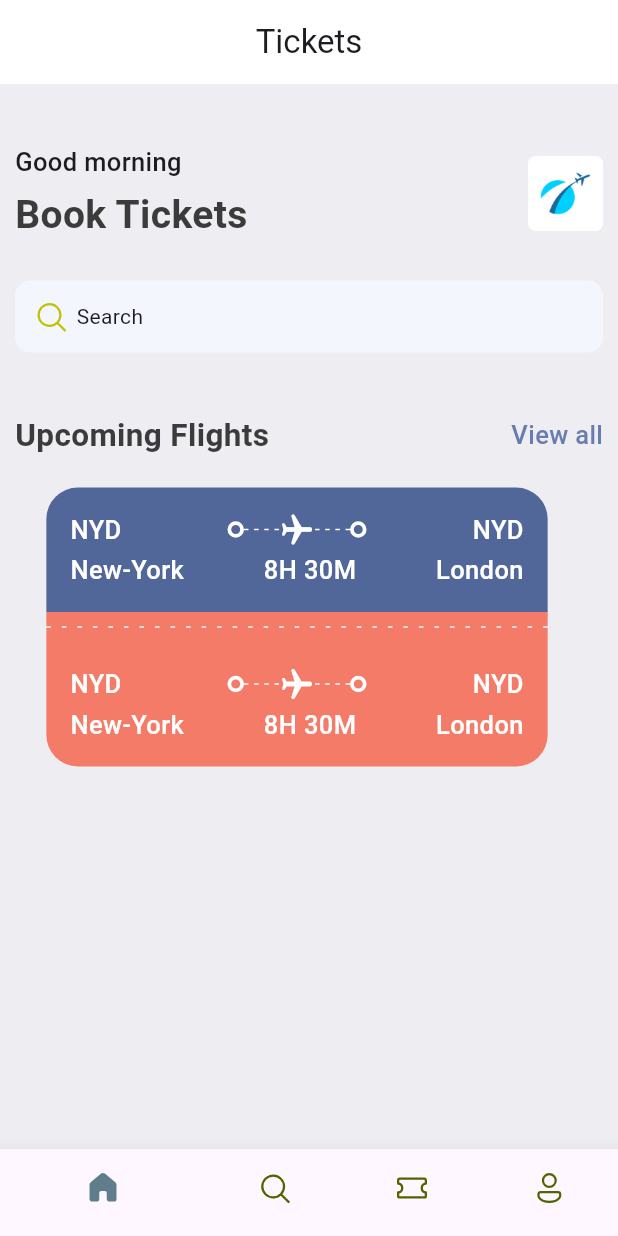
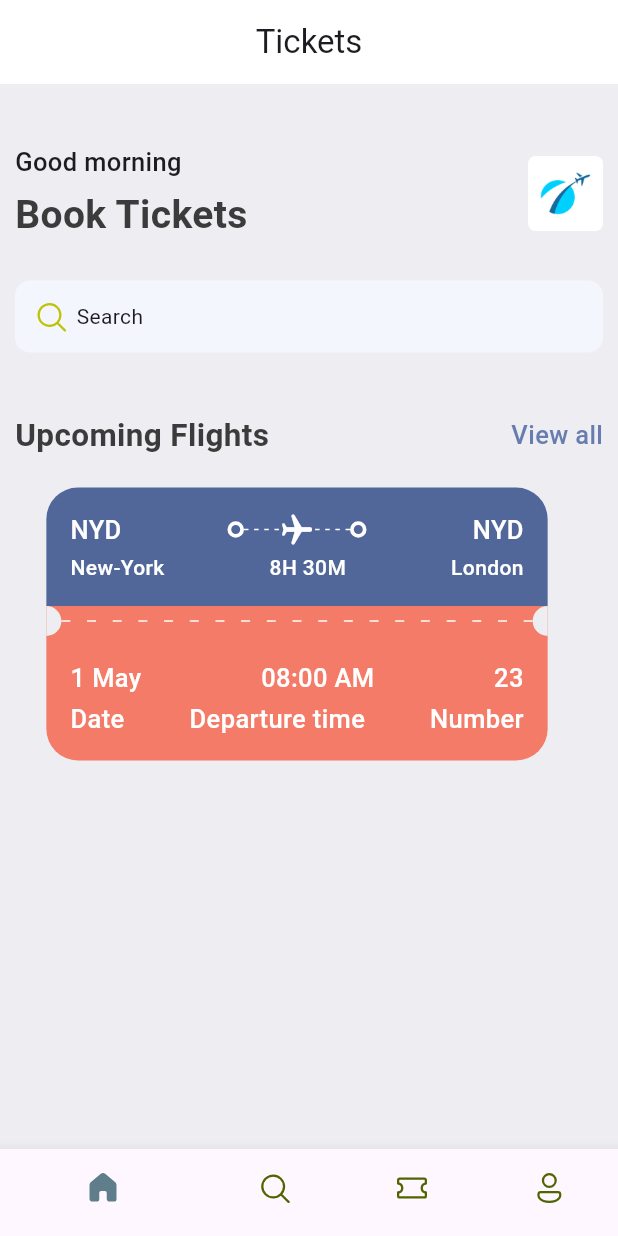
Before and after one commit to Lyon1011/ticket_app, a Flutter app: the screen it shows after launch, on a phone screen of 412 x 824 dp. Run offline on Flutter 3.47's test engine with Material 3 defaults, Android fonts, the phone set to English and light mode, and no system bars; our stand-ins replace fluentui_icons.

Commit message:
Feat: Add circles for ticket

```diff
--- a/lib/base/res/styles/app_styles.dart
+++ b/lib/base/res/styles/app_styles.dart
@@ -25,6 +25,9 @@ class AppStyles {
   static TextStyle headLineStyle3 =
       const TextStyle(fontSize: 17, fontWeight: FontWeight.w500);
 
+  static TextStyle headLineStyle4 =
+      const TextStyle(fontSize: 14, fontWeight: FontWeight.w500);
+
   static TextStyle textStyle = TextStyle(
     fontSize: 16,
     fontWeight: FontWeight.w500,
--- a/lib/base/widgets/app_layoutbuilder_widget.dart
+++ b/lib/base/widgets/app_layoutbuilder_widget.dart
@@ -4,24 +4,24 @@ import 'package:flutter/material.dart';
 
 class AppLayoutBuilderWidget extends StatelessWidget {
   final int randomDivider;
+  final double width;
 
-  const AppLayoutBuilderWidget({super.key, required this.randomDivider});
+  const AppLayoutBuilderWidget({super.key, required this.randomDivider, this.width = 3});
 
   @override
   Widget build(BuildContext context) {
     return LayoutBuilder(
         builder: (BuildContext context, BoxConstraints constraints) {
-      final int width = (constraints.constrainWidth() / randomDivider).floor();
       return Flex(
           crossAxisAlignment: CrossAxisAlignment.center,
           mainAxisAlignment: MainAxisAlignment.spaceBetween,
           direction: Axis.horizontal,
           children: List.generate(
-              width,
-              (index) => const SizedBox(
-                    width: 3,
+              (constraints.constrainWidth() / randomDivider).floor(),
+              (index) => SizedBox(
+                    width: width,
                     height: 1,
-                    child: DecoratedBox(
+                    child: const DecoratedBox(
                         decoration: BoxDecoration(color: Colors.white)),
                   )));
     });
--- /dev/null
+++ b/lib/base/widgets/big_circle.dart
@@ -0,0 +1,27 @@
+import 'package:flutter/material.dart';
+
+import '../res/styles/app_styles.dart';
+
+class BigCircle extends StatelessWidget {
+  final bool isRight;
+  const BigCircle({super.key, required this.isRight});
+
+  @override
+  Widget build(BuildContext context) {
+    return isRight ? SizedBox(
+      height: 20,
+      width: 10,
+      child: DecoratedBox(decoration: BoxDecoration(
+          color: AppStyles.bgColor,
+          borderRadius: const BorderRadius.only(topLeft: Radius.circular(10), bottomLeft: Radius.circular(10))
+      )),
+    ): SizedBox(
+      height: 20,
+      width: 10,
+      child: DecoratedBox(decoration: BoxDecoration(
+          color: AppStyles.bgColor,
+          borderRadius: const BorderRadius.only(topRight: Radius.circular(10), bottomRight: Radius.circular(10))
+      )),
+    );
+  }
+}
--- a/lib/base/widgets/ticket_view.dart
+++ b/lib/base/widgets/ticket_view.dart
@@ -1,5 +1,6 @@
 import 'package:flutter/material.dart';
 import 'package:ticket_app/base/widgets/app_layoutbuilder_widget.dart';
+import 'package:ticket_app/base/widgets/big_circle.dart';
 import 'package:ticket_app/base/widgets/big_dot.dart';
 
 import '../res/styles/app_styles.dart';
@@ -16,6 +17,7 @@ class TicketView extends StatelessWidget {
           margin: const EdgeInsets.only(right: 16),
           child: Column(
             children: [
+              // ticket's blue part
               Container(
                 padding: const EdgeInsets.all(16),
                 decoration: BoxDecoration(
@@ -36,11 +38,11 @@ class TicketView extends StatelessWidget {
                                     .copyWith(color: Colors.white),
                               ),
                               Expanded(child: Container()),
-                              BigDot(),
+                              const BigDot(),
                               Expanded(
                                   child: Stack(
                                 children: [
-                                  SizedBox(
+                                  const SizedBox(
                                     height: 24,
                                     child: AppLayoutBuilderWidget(
                                         randomDivider: 6),
@@ -48,7 +50,7 @@ class TicketView extends StatelessWidget {
                                   Center(
                                     child: Transform.rotate(
                                       angle: 1.57,
-                                      child: Icon(
+                                      child: const Icon(
                                         Icons.local_airport_rounded,
                                         color: Colors.white,
                                       ),
@@ -56,7 +58,7 @@ class TicketView extends StatelessWidget {
                                   )
                                 ],
                               )),
-                              BigDot(),
+                              const BigDot(),
                               Expanded(child: Container()),
                               Text(
                                 'NYD',
@@ -72,19 +74,19 @@ class TicketView extends StatelessWidget {
                             children: [
                               Text(
                                 'New-York',
-                                style: AppStyles.headLineStyle3
+                                style: AppStyles.headLineStyle4
                                     .copyWith(color: Colors.white),
                               ),
                               Expanded(child: Container()),
                               Text(
                                 "8H 30M",
-                                style: AppStyles.headLineStyle3
+                                style: AppStyles.headLineStyle4
                                     .copyWith(color: Colors.white),
                               ),
                               Expanded(child: Container()),
                               Text(
                                 'London',
-                                style: AppStyles.headLineStyle3
+                                style: AppStyles.headLineStyle4
                                     .copyWith(color: Colors.white),
                               )
                             ],
@@ -95,9 +97,20 @@ class TicketView extends StatelessWidget {
                   ],
                 ),
               ),
-              SizedBox(height: 20,
-                child: Expanded(child: Container(color: AppStyles.ticketOrange, child: AppLayoutBuilderWidget(randomDivider: 10),)),
+              // middle of the ticket
+              Container(
+                height: 20,
+                color: AppStyles.ticketOrange,
+                child: const Row(
+                  mainAxisAlignment: MainAxisAlignment.spaceBetween,
+                  children: [
+                    BigCircle(isRight: false),
+                    Expanded(child: AppLayoutBuilderWidget(randomDivider: 16, width: 6,)),
+                    BigCircle(isRight: true)
+                  ],
+                ),
               ),
+              // ticket's orange part
               Container(
                 padding: const EdgeInsets.all(16),
                 decoration: BoxDecoration(
@@ -113,35 +126,19 @@ class TicketView extends StatelessWidget {
                           Row(
                             children: [
                               Text(
-                                'NYD',
+                                '1 May',
                                 style: AppStyles.headLineStyle3
                                     .copyWith(color: Colors.white),
                               ),
                               Expanded(child: Container()),
-                              BigDot(),
-                              Expanded(
-                                  child: Stack(
-                                children: [
-                                  SizedBox(
-                                    height: 24,
-                                    child: AppLayoutBuilderWidget(
-                                        randomDivider: 6),
-                                  ),
-                                  Center(
-                                    child: Transform.rotate(
-                                      angle: 1.57,
-                                      child: Icon(
-                                        Icons.local_airport_rounded,
-                                        color: Colors.white,
-                                      ),
-                                    ),
-                                  )
-                                ],
-                              )),
-                              BigDot(),
+                              Text(
+                                '08:00 AM',
+                                style: AppStyles.headLineStyle3
+                                    .copyWith(color: Colors.white),
+                              ),
                               Expanded(child: Container()),
                               Text(
-                                'NYD',
+                                '23',
                                 style: AppStyles.headLineStyle3
                                     .copyWith(color: Colors.white),
                               )
@@ -153,19 +150,19 @@ class TicketView extends StatelessWidget {
                           Row(
                             children: [
                               Text(
-                                'New-York',
+                                'Date',
                                 style: AppStyles.headLineStyle3
                                     .copyWith(color: Colors.white),
                               ),
                               Expanded(child: Container()),
                               Text(
-                                "8H 30M",
+                                "Departure time",
                                 style: AppStyles.headLineStyle3
                                     .copyWith(color: Colors.white),
                               ),
                               Expanded(child: Container()),
                               Text(
-                                'London',
+                                'Number',
                                 style: AppStyles.headLineStyle3
                                     .copyWith(color: Colors.white),
                               )
```
